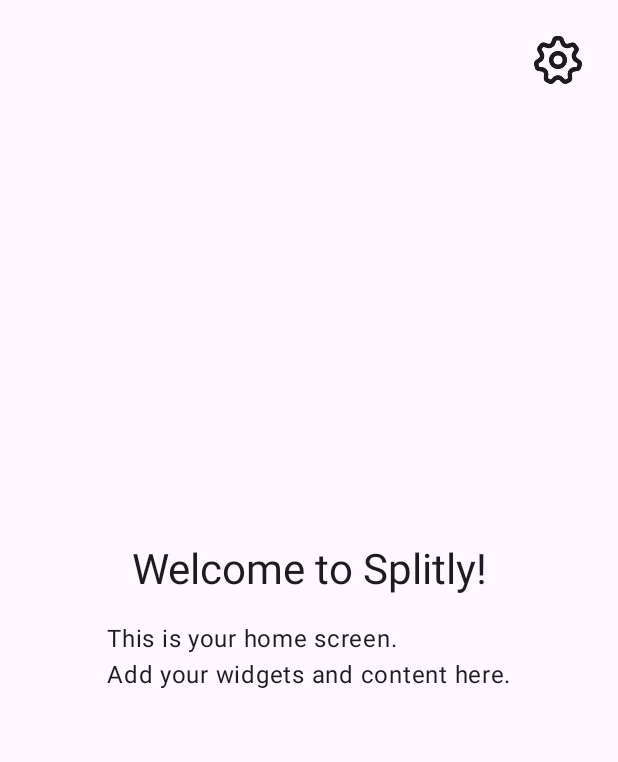
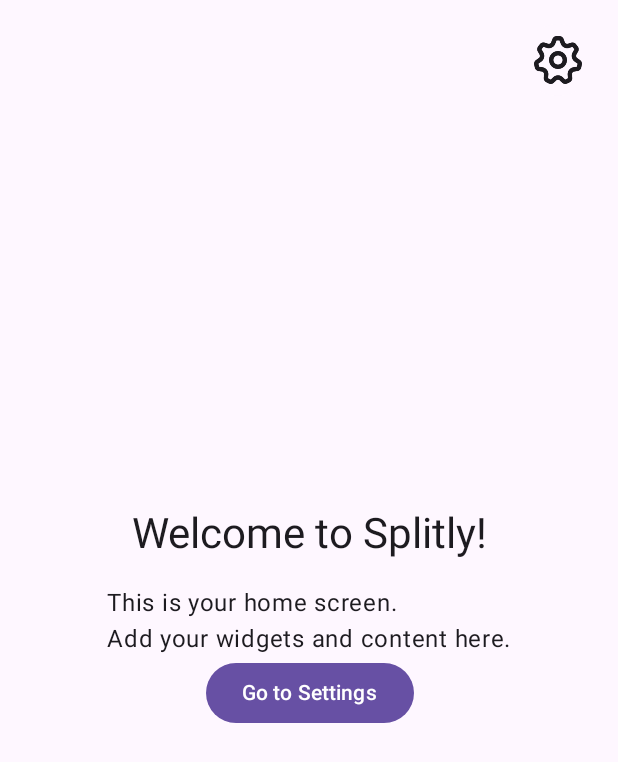
Before and after one commit to PioneerBay/Splitly, an Android app built with Jetpack Compose: the composable HomeScreen shown on its own in the app's theme, on a phone screen of 412 x 824 dp. Shown: the top 762 px of the screen. Run offline under Robolectric (Android 15) with nearby library versions, the phone set to English and light mode, and no system bars; our stand-ins replace Compose Multiplatform resources; libraries missing offline, so code that uses them is left out: io.github.jan.supabase.

```diff
--- a/composeApp/build.gradle.kts
+++ b/composeApp/build.gradle.kts
@@ -48,6 +48,12 @@ kotlin {
             implementation(libs.androidx.lifecycle.viewmodel)
             implementation(libs.androidx.lifecycle.runtimeCompose)
             implementation(libs.kermit)
+
+            // Supabase dependencies
+            implementation(project.dependencies.platform(libs.supabase.bom))
+            implementation(libs.supabase.postgrest)
+            implementation(libs.supabase.auth)
+            implementation(libs.supabase.realtime)
         }
         commonTest.dependencies {
             implementation(libs.kotlin.test)
--- a/composeApp/src/commonMain/kotlin/com/pioneerbay/splitly/pages/HomeScreen.kt
+++ b/composeApp/src/commonMain/kotlin/com/pioneerbay/splitly/pages/HomeScreen.kt
@@ -6,6 +6,7 @@ import androidx.compose.foundation.layout.Column
 import androidx.compose.foundation.layout.fillMaxSize
 import androidx.compose.foundation.layout.padding
 import androidx.compose.foundation.shape.CircleShape
+import androidx.compose.material3.Button
 import androidx.compose.material3.MaterialTheme.colorScheme
 import androidx.compose.material3.MaterialTheme.typography
 import androidx.compose.material3.Text
@@ -14,6 +15,8 @@ import androidx.compose.ui.Alignment
 import androidx.compose.ui.Modifier
 import androidx.compose.ui.unit.dp
 import com.pioneerbay.splitly.components.Icon
+import com.pioneerbay.splitly.utils.supabase
+import io.github.jan.supabase.postgrest.from
 import org.jetbrains.compose.resources.painterResource
 import splitly.composeapp.generated.resources.Res
 import splitly.composeapp.generated.resources.settings
@@ -45,6 +48,11 @@ fun HomeScreen(onNavigateToSettings: () -> Unit) {
             Text("Welcome to Splitly!", style = typography.headlineMedium)
             Spacer(Modifier.height(16.dp))
             Text("This is your home screen.\nAdd your widgets and content here.", style = typography.bodyLarge)
+            Button(onClick = {
+                supabase.from("friends").select("*")
+            }) {
+                Text("Go to Settings")
+            }
         }
     }
 }
--- /dev/null
+++ b/composeApp/src/commonMain/kotlin/com/pioneerbay/splitly/utils/supabase.kt
@@ -0,0 +1,13 @@
+package com.pioneerbay.splitly.utils
+
+import io.github.jan.supabase.createSupabaseClient
+
+val supabase =
+    createSupabaseClient(
+        supabaseUrl = "https://xyzcompany.supabase.co",
+        supabaseKey = "public-anon-key",
+    ) {
+//        install(Auth)
+//        install(Postgrest)
+//         install other modules
+    }
--- a/gradle/libs.versions.toml
+++ b/gradle/libs.versions.toml
@@ -16,6 +16,7 @@ junit = "4.13.2"
 kotlin = "2.2.0"
 kotlinx-coroutines = "1.10.2"
 kermit = "2.0.4"
+supabase = "3.1.4" # Latest stable version as of June 2025
 
 [libraries]
 kotlin-test = { group = "org.jetbrains.kotlin", name = "kotlin-test", version.ref = "kotlin" }
@@ -31,6 +32,10 @@ androidx-lifecycle-viewmodel = { group = "org.jetbrains.androidx.lifecycle", nam
 androidx-lifecycle-runtimeCompose = { group = "org.jetbrains.androidx.lifecycle", name = "lifecycle-runtime-compose", version.ref = "androidx-lifecycle" }
 kotlinx-coroutinesSwing = { group = "org.jetbrains.kotlinx", name = "kotlinx-coroutines-swing", version.ref = "kotlinx-coroutines" }
 kermit = { group = "co.touchlab", name = "kermit", version.ref = "kermit" }
+supabase-bom = { group = "io.github.jan-tennert.supabase", name = "bom", version.ref = "supabase" }
+supabase-postgrest = { group = "io.github.jan-tennert.supabase", name = "postgrest-kt" }
+supabase-auth = { group = "io.github.jan-tennert.supabase", name = "auth-kt" }
+supabase-realtime = { group = "io.github.jan-tennert.supabase", name = "realtime-kt" }
 
 [plugins]
 androidApplication = { id = "com.android.application", version.ref = "agp" }
```
